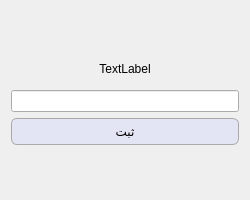
kia-far/QtDBS, file addoption.ui: the form before one commit.
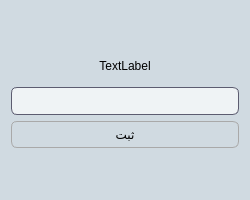
The form after the commit.

Commit message: added edit item form and button which is available from the device edit form. also a few teaks to the stylesheets and fixed the keybinds working when the app was adding bulk data

The edit to the form file:
```diff
--- a/addoption.ui
+++ b/addoption.ui
@@ -37,7 +37,142 @@
 }
 
 
-QWidget {font: 12pt &quot;Segoe UI&quot;;}</string>
+QWidget {font: 12pt &quot;Segoe UI&quot;;}
+QWidget {
+    background-color: #d0dae1; /* Dark background color for the entire widget */
+    font: 12pt &quot;Segoe UI&quot;;
+}
+
+/* Style for QLineEdit with a darker background and smoother edges */
+QLineEdit {
+    background-color: #eff3f5; /* Darker grayish background */
+    color: #000000; /* Light text color for readability */
+    border: 1px solid #5c5c70; /* Slightly lighter border for contrast */
+    border-radius: 6px; /* Smooth, rounded edges */
+    padding: 5px; /* Padding for a cleaner look */
+    font: 12pt &quot;Segoe UI&quot;;
+}
+
+QLineEdit:focus {
+    border-color: #7878a0; /* Lighter border color on focus */
+    background-color: #e0e6eb; /* Slightly lighter background on focus */
+}
+
+QTextBrowser {
+    background-color: #eff3f5; /* Darker grayish background */
+    color: #000000; /* Light text color for readability */
+    border: 1px solid #5c5c70; /* Slightly lighter border for contrast */
+    border-radius: 6px; /* Smooth, rounded edges */
+    padding: 5px; /* Padding for a cleaner look */
+    font: 12pt &quot;Segoe UI&quot;;
+}
+
+QTextBrowser:focus {
+    border-color: #7878a0; /* Lighter border color on focus */
+    background-color: #e0e6eb; /* Slightly lighter background on focus */
+}
+
+QCheckBox {
+    color: #000000; /* Light text color for dark background */
+    font: 12pt &quot;Segoe UI&quot;;
+}
+
+QCheckBox:disabled {
+    color: #000000; /* Same text color for disabled state */
+    opacity: 1; /* Remove opacity reduction */
+}
+
+/* Blue indicator for checked and disabled QCheckBox */
+QCheckBox::indicator:checked:disabled {
+    background-color: #92a8b9; /* Blue color to appear as enabled */
+	opacity: 1;
+   /* border: 1px solid #3a7bd5;  Blue border to match the indicator */
+}
+
+QCheckBox::indicator:disabled {
+    opacity: 1; /* Remove opacity change for checkbox indicator */
+}
+
+/* Background color for QWidget */
+/* Style for the vertical scrollbar */
+QScrollBar:vertical {
+    background: #eff3f5; /* Background color of the scrollbar */
+    width: 10px; /* Width of the scrollbar */
+    margin: 0px 0px 0px 0px; /* Margins around the scrollbar */
+    border-radius: 5px; /* Rounded edges for the scrollbar track */
+}
+
+/* Style for the horizontal scrollbar */
+QScrollBar:horizontal {
+    background: #eff3f5; /* Background color of the scrollbar */
+    height: 10px; /* Height of the scrollbar */
+    margin: 0px 0px 0px 0px; /* Margins around the scrollbar */
+    border-radius: 5px; /* Rounded edges for the scrollbar track */
+}
+
+/* Handle (scroller) styling for both horizontal and vertical scrollbars */
+QScrollBar::handle:vertical, QScrollBar::handle:horizontal {
+    background: #92a8b9; /* Color of the scroller */
+    min-height: 20px; /* Minimum height for the vertical handle */
+    min-width: 20px; /* Minimum width for the horizontal handle */
+    border-radius: 5px; /* Smooth, rounded edges for the handle */
+}
+
+QScrollBar::handle:vertical:hover, QScrollBar::handle:horizontal:hover {
+    background: #b1c1cd; /* Slightly lighter color on hover for the handle */
+}
+
+/* Remove the top/bottom buttons on the scrollbar */
+QScrollBar::add-line:vertical, QScrollBar::sub-line:vertical,
+QScrollBar::add-line:horizontal, QScrollBar::sub-line:horizontal {
+    background: none; /* No additional lines/buttons */
+    height: 0px;
+    width: 0px;
+}
+
+QScrollBar::add-page:vertical, QScrollBar::sub-page:vertical,
+QScrollBar::add-page:horizontal, QScrollBar::sub-page:horizontal {
+    background: none; /* No page scroll styling */
+}
+QTextEdit {
+    background-color: #eff3f5; /* Darker grayish background */
+    color: #000000; /* Light text color for readability */
+    border: 1px solid #5c5c70; /* Slightly lighter border for contrast */
+    border-radius: 6px; /* Smooth, rounded edges */
+    padding: 5px; /* Padding for a cleaner look */
+    font: 12pt &quot;Segoe UI&quot;;
+}
+
+QTextEdit:focus {
+    border-color: #7878a0; /* Lighter border color on focus */
+    background-color: #e0e6eb; /* Slightly lighter background on focus */
+}
+QComboBox {
+    background-color: #eff3f5; /* Darker grayish background */
+    color: #000000; /* Light text color for readability */
+    border: 1px solid #5c5c70; /* Slightly lighter border for contrast */
+    border-radius: 6px; /* Smooth, rounded edges */
+    padding: 5px; /* Padding for a cleaner look */
+    font: 12pt &quot;Segoe UI&quot;;
+}
+
+QComboBox:focus {
+    border-color: #7878a0; /* Lighter border color on focus */
+    background-color: #e0e6eb; /* Slightly lighter background on focus */
+}
+QDateEdit {
+    background-color: #eff3f5; /* Darker grayish background */
+    color: #000000; /* Light text color for readability */
+    border: 1px solid #5c5c70; /* Slightly lighter border for contrast */
+    border-radius: 6px; /* Smooth, rounded edges */
+    padding: 5px; /* Padding for a cleaner look */
+    font: 12pt &quot;Segoe UI&quot;;
+}
+
+QDateEdit:focus {
+    border-color: #7878a0; /* Lighter border color on focus */
+    background-color: #e0e6eb; /* Slightly lighter background on focus */
+}</string>
   </property>
   <layout class="QVBoxLayout" name="verticalLayout_2">
    <item>
```
The commit also changes 80 other files.
